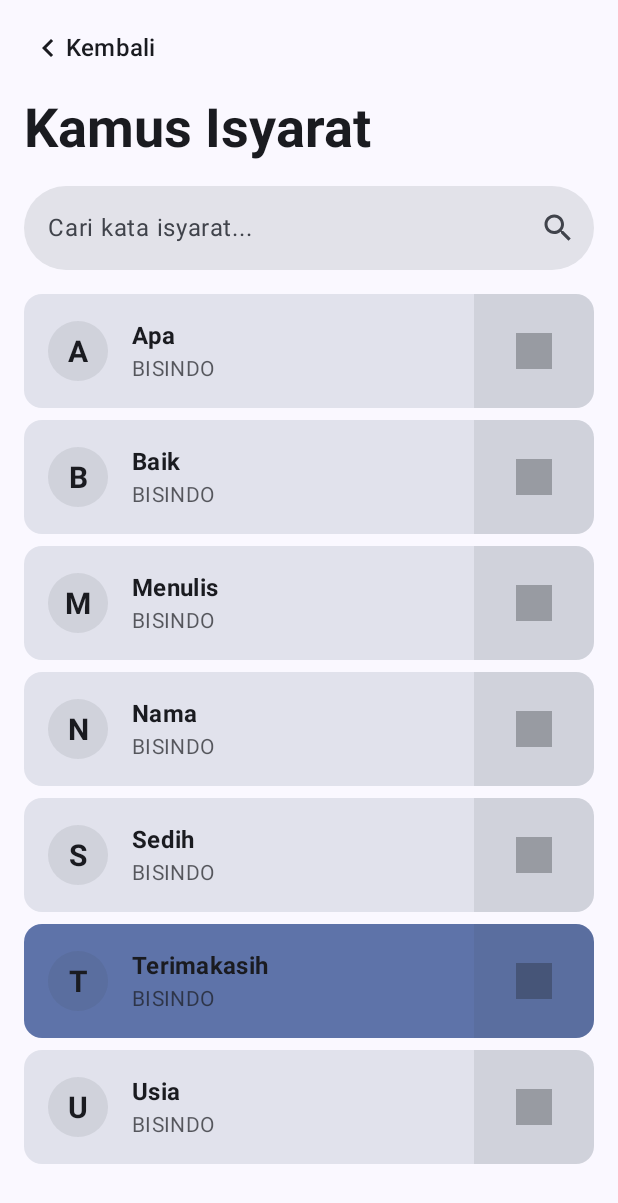
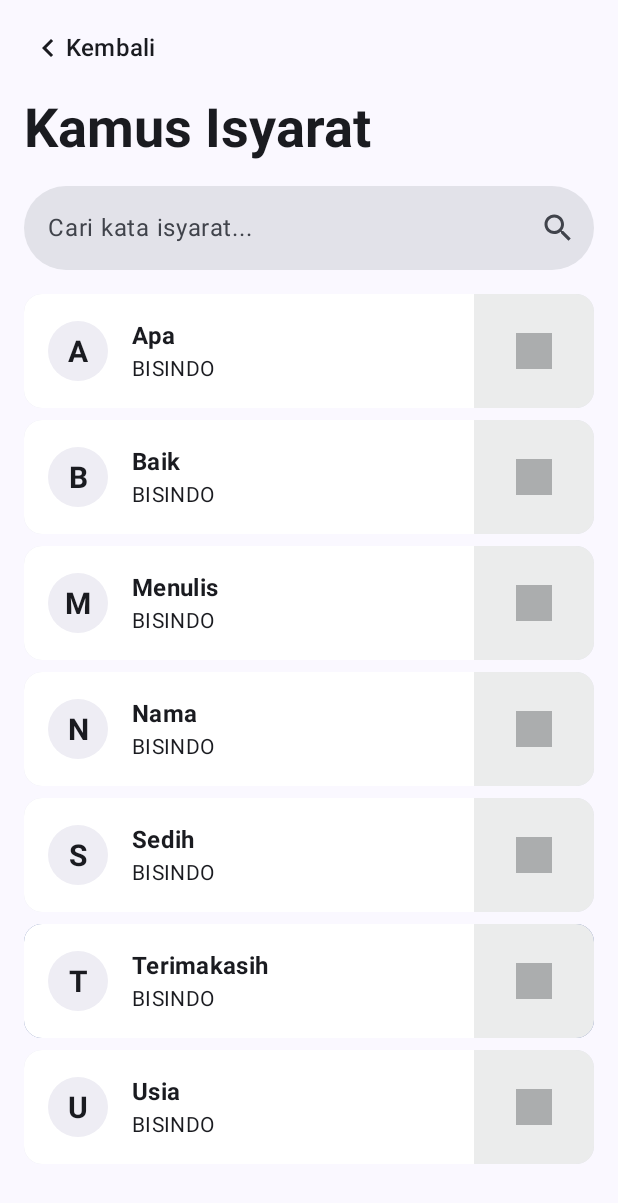
Before and after one commit to yosmisyael/icara, an Android app built with Jetpack Compose: the DictionaryScreen screen opened through its navigation route, on a phone screen of 412 x 824 dp. Shown: the top 1203 px of the screen. Run offline under Robolectric (Android 15) with nearby library versions, the light colour scheme and no system bars.

Commit message:
feat: add and implement detail dictionary screen navigation

```diff
--- a/app/build.gradle.kts
+++ b/app/build.gradle.kts
@@ -2,6 +2,7 @@ plugins {
     alias(libs.plugins.android.application)
     alias(libs.plugins.kotlin.android)
     alias(libs.plugins.kotlin.compose)
+    id("kotlin-parcelize")
 }
 
 android {
@@ -58,6 +59,7 @@ dependencies {
     implementation("androidx.camera:camera-lifecycle:$camerax_version")
     implementation("androidx.camera:camera-view:$camerax_version")
     implementation("androidx.navigation:navigation-compose:2.9.3")
+    implementation("com.google.code.gson:gson:2.10.1")
 
     testImplementation(libs.junit)
     androidTestImplementation(libs.androidx.junit)
--- a/app/src/main/java/com/example/icara/ui/AppNavigation.kt
+++ b/app/src/main/java/com/example/icara/ui/AppNavigation.kt
@@ -1,19 +1,24 @@
 package com.example.icara.ui
 
 import androidx.compose.runtime.Composable
+import androidx.navigation.NavController
 import androidx.navigation.NavType
 import androidx.navigation.compose.NavHost
 import androidx.navigation.compose.composable
 import androidx.navigation.compose.rememberNavController
 import androidx.navigation.navArgument
+import com.example.icara.ui.screens.dictionary.DictionaryDetailScreen
+import com.example.icara.ui.screens.dictionary.DictionaryEntry
 import com.example.icara.ui.screens.dictionary.DictionaryScreen
 import com.example.icara.ui.screens.home.HomeScreen
 import com.example.icara.ui.screens.talk.TalkScreen
+import com.google.gson.Gson
 
 @Composable
 fun MyAppNavHost() {
     val navController = rememberNavController()
     NavHost(navController = navController, startDestination = "home") {
+        // Home navigation
         composable("home") {
             HomeScreen(navController = navController)
         }
@@ -34,18 +39,21 @@ fun MyAppNavHost() {
         composable("dictionary") {
             DictionaryScreen(
                 onNavigateBack = { navController.popBackStack() },
-                onEntryClick = { word ->
-                    navController.navigate("dictionary_detail/$word")
-                }
+                navController = navController,
             )
         }
 
         // Navigation for dictionary entry detail
         composable(
-            route = "dictionary_detail/{word}",
-            arguments = listOf(navArgument("word") { type = NavType.StringType })
+            route = "dictionary_detail/{entryJson}",
+            arguments = listOf(navArgument("entryJson") { type = NavType.StringType })
         ) { backStackEntry ->
-            val word = backStackEntry.arguments?.getString("word") ?: ""
+            val entryJson = backStackEntry.arguments?.getString("entryJson") ?: ""
+            val entry = Gson().fromJson(entryJson, DictionaryEntry::class.java)
+            DictionaryDetailScreen(
+                entry = entry,
+                onNavigateBack = { navController.popBackStack() }
+            )
         }
     }
 }
--- a/app/src/main/java/com/example/icara/ui/screens/dictionary/DictionaryScreen.kt
+++ b/app/src/main/java/com/example/icara/ui/screens/dictionary/DictionaryScreen.kt
@@ -1,6 +1,9 @@
 package com.example.icara.ui.screens.dictionary
 
+import android.os.Parcelable
 import androidx.compose.foundation.background
+import androidx.compose.foundation.interaction.MutableInteractionSource
+import androidx.compose.foundation.interaction.collectIsPressedAsState
 import androidx.compose.foundation.layout.*
 import androidx.compose.foundation.lazy.LazyColumn
 import androidx.compose.foundation.lazy.items
@@ -17,19 +20,49 @@ import androidx.compose.ui.text.font.FontWeight
 import androidx.compose.ui.tooling.preview.Preview
 import androidx.compose.ui.unit.dp
 import androidx.compose.ui.unit.sp
+import androidx.lifecycle.viewmodel.compose.viewModel
+import androidx.navigation.NavController
 import com.example.icara.ui.components.SearchBar
+import com.example.icara.viewmodels.DictionaryViewModel
+import com.google.gson.Gson
+import kotlinx.parcelize.Parcelize
 
+@Parcelize
 data class DictionaryEntry(
     val word: String,
     val signLanguage: String,
     val initialLetter: String
-)
+): Parcelable
+
+@Composable
+fun DictionaryScreen(
+    navController: NavController,
+    onNavigateBack: () -> Unit,
+    viewModel: DictionaryViewModel = viewModel(),
+) {
+    // Listen for navigation events from the ViewModel
+    LaunchedEffect(Unit) {
+        viewModel.navigationChannel.collect { entry ->
+            // Execute navigation when an event is received
+            val entryJson = Gson().toJson(entry)
+            navController.navigate("dictionary_detail/$entryJson")
+        }
+    }
+
+    // Call the UI composable
+    DictionaryScreenContent(
+        onNavigateBack = onNavigateBack,
+        onEntryClick = { entry ->
+            viewModel.navigateToDictionaryDetailScreen(entry)
+        }
+    )
+}
 
 @OptIn(ExperimentalMaterial3Api::class)
 @Composable
-fun DictionaryScreen(
-    onNavigateBack: () -> Unit = {},
-    onEntryClick: (String) -> Unit = {},
+fun DictionaryScreenContent(
+    onNavigateBack: () -> Unit,
+    onEntryClick: (DictionaryEntry) -> Unit,
 ) {
     var searchText by remember { mutableStateOf("") }
     val dictionaryList = remember {
@@ -50,7 +83,7 @@ fun DictionaryScreen(
                 title = { },
                 navigationIcon = {
                     TextButton(
-                        onClick = { onNavigateBack() },
+                        onClick = onNavigateBack,
                         contentPadding = PaddingValues(start = 16.dp, end = 16.dp)
                     ) {
                         Row(
@@ -78,12 +111,38 @@ fun DictionaryScreen(
                 .padding(paddingValues)
                 .padding(horizontal = 16.dp)
         ) {
+            // active state card style
+            val activeEntryCard = CardDefaults.cardColors(
+                containerColor = MaterialTheme.colorScheme.primary,
+                contentColor = MaterialTheme.colorScheme.onPrimary
+            )
+
+            // default state card style
+            val defaultEntryCard = CardDefaults.cardColors(
+                containerColor = MaterialTheme.colorScheme.surfaceContainerLowest,
+                contentColor = MaterialTheme.colorScheme.onSurface,
+            )
+
+            // active state icon style
+            val activeIconCardColors = CardDefaults.cardColors(
+                containerColor = MaterialTheme.colorScheme.primaryContainer,
+                contentColor = MaterialTheme.colorScheme.onPrimaryContainer,
+            )
+
+            // default state icon style
+            val defaultIconCardColors = CardDefaults.cardColors(
+                containerColor = MaterialTheme.colorScheme.surfaceContainer,
+                contentColor = MaterialTheme.colorScheme.onSurface
+            )
+
+            // Screen headline
             Text(
                 text = "Kamus Isyarat",
                 style = MaterialTheme.typography.displaySmall,
                 fontWeight = FontWeight.Bold,
                 color = MaterialTheme.colorScheme.onSurface,
             )
+
             // Search bar
             SearchBar(
                 searchText = searchText,
@@ -101,7 +160,11 @@ fun DictionaryScreen(
                 items(dictionaryList) { entry ->
                     DictionaryItem(
                         entry = entry,
-                        onClick = {}
+                        onClick = { onEntryClick(entry) },
+                        activeIconColors = activeIconCardColors,
+                        defaultIconColors = defaultIconCardColors,
+                        defaultCardColors = defaultEntryCard,
+                        activeCardColors = activeEntryCard,
                     )
                 }
             }
@@ -110,19 +173,33 @@ fun DictionaryScreen(
 }
 
 @Composable
-fun DictionaryItem(entry: DictionaryEntry, onClick: () -> Unit) {
+fun DictionaryItem(
+    entry: DictionaryEntry,
+    onClick: () -> Unit,
+    activeCardColors: CardColors,
+    defaultCardColors: CardColors,
+    activeIconColors: CardColors,
+    defaultIconColors: CardColors
+) {
+    val interactionSource = remember { MutableInteractionSource() }
+    val isPressedState: State<Boolean> = interactionSource.collectIsPressedAsState()
+    val currentCardColors = if (isPressedState.value) activeCardColors else defaultCardColors
+    val currentIconColors = if (isPressedState.value) activeIconColors else defaultIconColors
+
     Card(
         onClick = onClick,
         modifier = Modifier.fillMaxWidth(),
         shape = RoundedCornerShape(12.dp),
         colors = CardDefaults.cardColors(
             containerColor = if (entry.word == "Terimakasih") MaterialTheme.colorScheme.primaryContainer else MaterialTheme.colorScheme.surfaceVariant
-        )
+        ),
+        interactionSource = interactionSource
     ) {
         Row(
             modifier = Modifier
                 .fillMaxWidth()
-                .height(IntrinsicSize.Min),
+                .height(IntrinsicSize.Min)
+                .background(currentCardColors.containerColor),
             verticalAlignment = Alignment.CenterVertically,
         ) {
             // Text section
@@ -135,13 +212,13 @@ fun DictionaryItem(entry: DictionaryEntry, onClick: () -> Unit) {
                 Box(
                     modifier = Modifier
                         .size(40.dp)
-                        .background(MaterialTheme.colorScheme.onSurfaceVariant.copy(alpha = 0.1f), CircleShape),
+                        .background(currentIconColors.containerColor, CircleShape),
                     contentAlignment = Alignment.Center
                 ) {
                     Text(
                         text = entry.initialLetter,
                         style = TextStyle(fontSize = 20.sp, fontWeight = FontWeight.Bold),
-                        color = MaterialTheme.colorScheme.onSurface
+                        color = currentIconColors.contentColor,
                     )
                 }
                 Spacer(modifier = Modifier.width(16.dp))
@@ -150,12 +227,12 @@ fun DictionaryItem(entry: DictionaryEntry, onClick: () -> Unit) {
                         text = entry.word,
                         style = MaterialTheme.typography.titleMedium,
                         fontWeight = FontWeight.Bold,
-                        color = MaterialTheme.colorScheme.onSurface
+                        color = currentCardColors.contentColor,
                     )
                     Text(
                         text = entry.signLanguage,
                         style = MaterialTheme.typography.bodyMedium,
-                        color = MaterialTheme.colorScheme.onSurface.copy(alpha = 0.7f)
+                        color = currentCardColors.contentColor,
                     )
                 }
             }
@@ -182,5 +259,8 @@ fun DictionaryItem(entry: DictionaryEntry, onClick: () -> Unit) {
 @Preview(showBackground = true)
 @Composable
 fun DictionaryScreenPreview() {
-    DictionaryScreen()
+    DictionaryScreenContent(
+        onNavigateBack = { },
+        onEntryClick = { },
+    )
 }
--- /dev/null
+++ b/app/src/main/java/com/example/icara/viewmodels/DictionaryViewModel.kt
@@ -0,0 +1,19 @@
+package com.example.icara.viewmodels
+
+import androidx.lifecycle.ViewModel
+import androidx.lifecycle.viewModelScope
+import com.example.icara.ui.screens.dictionary.DictionaryEntry
+import kotlinx.coroutines.channels.Channel
+import kotlinx.coroutines.flow.receiveAsFlow
+import kotlinx.coroutines.launch
+
+class DictionaryViewModel: ViewModel() {
+    private val _navigationChannel = Channel<DictionaryEntry>()
+    val navigationChannel = _navigationChannel.receiveAsFlow()
+
+    fun navigateToDictionaryDetailScreen(entry: DictionaryEntry) {
+        viewModelScope.launch {
+            _navigationChannel.send(entry)
+        }
+    }
+}
```
Also changed, not shown: app/src/main/java/com/example/icara/ui/screens/dictionary/DictionaryDetailScreen.kt (added, +104 -0 lines).
